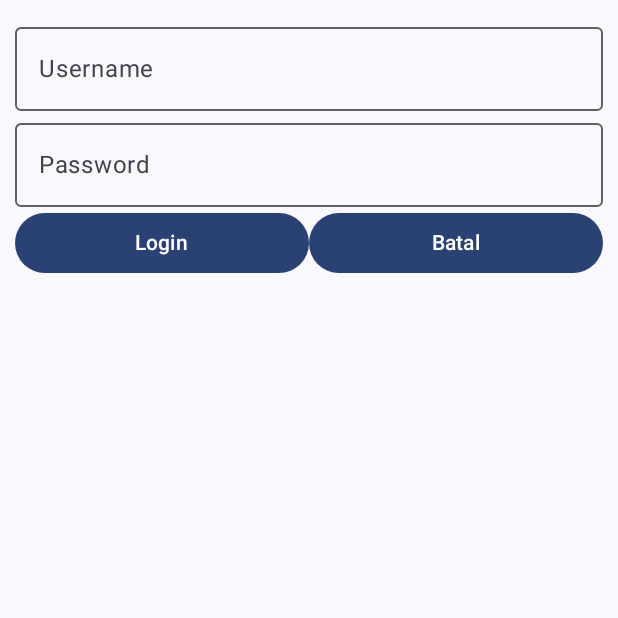
After one commit to jusondac/prakmob_managemen_keuangan, an Android app built with Jetpack Compose: the LoginScreen screen opened through its navigation route, on a phone screen of 412 x 824 dp, the top half of it. The commit adds this screen. Run offline under Robolectric (Android 15) with nearby library versions, the phone set to English and light mode, and no system bars; our stand-ins replace Dagger/Hilt's generated code.

Commit message:
Login Screen Base

```diff
--- /dev/null
+++ b/app/src/main/java/id/ac/unpas/managemen_keuangan/ui/screens/LoginScreen.kt
@@ -0,0 +1,91 @@
+package id.ac.unpas.managemen_keuangan.ui.screens
+
+import androidx.compose.foundation.layout.Column
+import androidx.compose.foundation.layout.Row
+import androidx.compose.foundation.layout.fillMaxWidth
+import androidx.compose.foundation.layout.padding
+import androidx.compose.material3.AlertDialog
+import androidx.compose.material3.Button
+import androidx.compose.material3.OutlinedTextField
+import androidx.compose.material3.Text
+import androidx.compose.runtime.Composable
+import androidx.compose.runtime.mutableStateOf
+import androidx.compose.runtime.remember
+import androidx.compose.ui.Modifier
+import androidx.compose.ui.text.input.PasswordVisualTransformation
+import androidx.compose.ui.unit.dp
+
+@Composable
+fun LoginScreen(modifier: Modifier = Modifier, onLoginClick: () -> Unit) {
+    val username = remember {
+        mutableStateOf("")
+    }
+
+    val password = remember {
+        mutableStateOf("")
+    }
+
+    val openDialog = remember {
+        mutableStateOf(false)
+    }
+    Column(modifier = modifier
+        .fillMaxWidth()) {
+
+        Column(modifier = Modifier
+            .padding(10.dp)
+            .fillMaxWidth()) {
+            OutlinedTextField(
+                label = { Text(text = "Username") },
+                modifier = Modifier.fillMaxWidth(),
+                value = username.value, onValueChange = {
+                    username.value = it
+                })
+
+            OutlinedTextField(
+                label = { Text(text = "Password") },
+                modifier = Modifier.fillMaxWidth(),
+                visualTransformation = PasswordVisualTransformation(),
+                value = password.value, onValueChange = {
+                    password.value = it
+                })
+
+            Row {
+                Button(modifier = Modifier.weight(5f), onClick = {
+                    if (username.value == "admin" && password.value == "admin") {
+                        onLoginClick()
+                    } else {
+                        openDialog.value = true
+                    }
+
+                }) {
+                    Text(text = "Login")
+                }
+
+                Button(modifier = Modifier.weight(5f), onClick = {
+
+                }) {
+                    Text(text = "Batal")
+                }
+            }
+        }
+
+        if (openDialog.value) {
+            AlertDialog(onDismissRequest = {
+                openDialog.value = false
+            }, confirmButton = {
+                Button(onClick = {
+                    username.value = ""
+                    password.value = ""
+                    openDialog.value = false
+                }) {
+                    Text(text = "OK")
+                }
+            }, title = {
+                Text(text = "Login Gagal")
+            }, text = {
+                Text(text = "Username atau Password salah")
+            })
+        }
+
+    }
+}
--- a/app/src/main/java/id/ac/unpas/managemen_keuangan/ui/screens/MainScreen.kt
+++ b/app/src/main/java/id/ac/unpas/managemen_keuangan/ui/screens/MainScreen.kt
@@ -73,6 +73,13 @@
                 currentRoute.value = NavScreen.EditTransaction.route
                 FormTransactionScreen(modifier = Modifier.padding(innerPadding), id = id)
             }
+
+            composable(NavScreen.Login.route) {
+                currentRoute.value = NavScreen.Login.route
+                LoginScreen(modifier = Modifier.padding(innerPadding)) {
+                    navController.navigate(NavScreen.Home.route)
+                }
+            }
         }
 
     }
```
